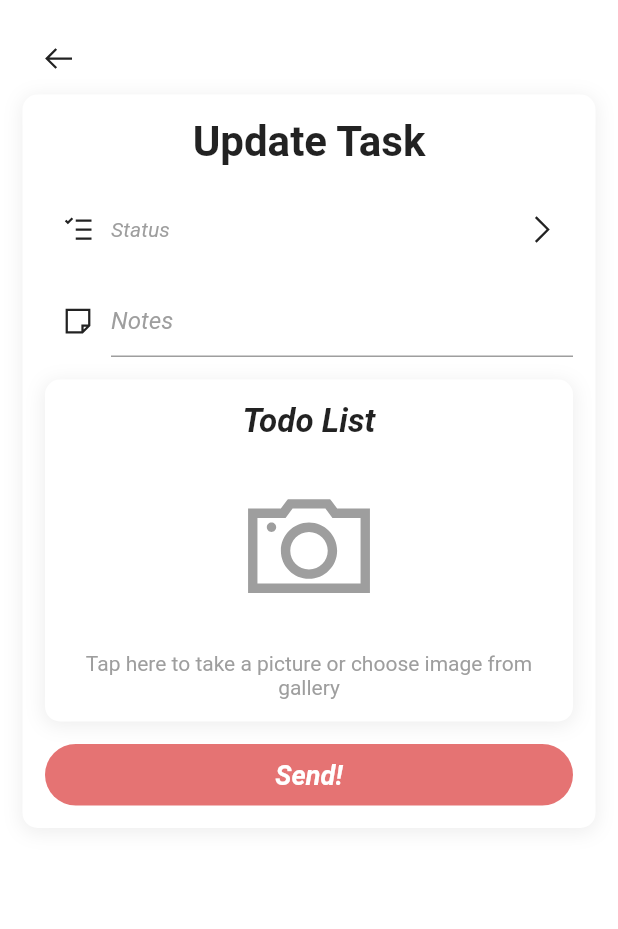
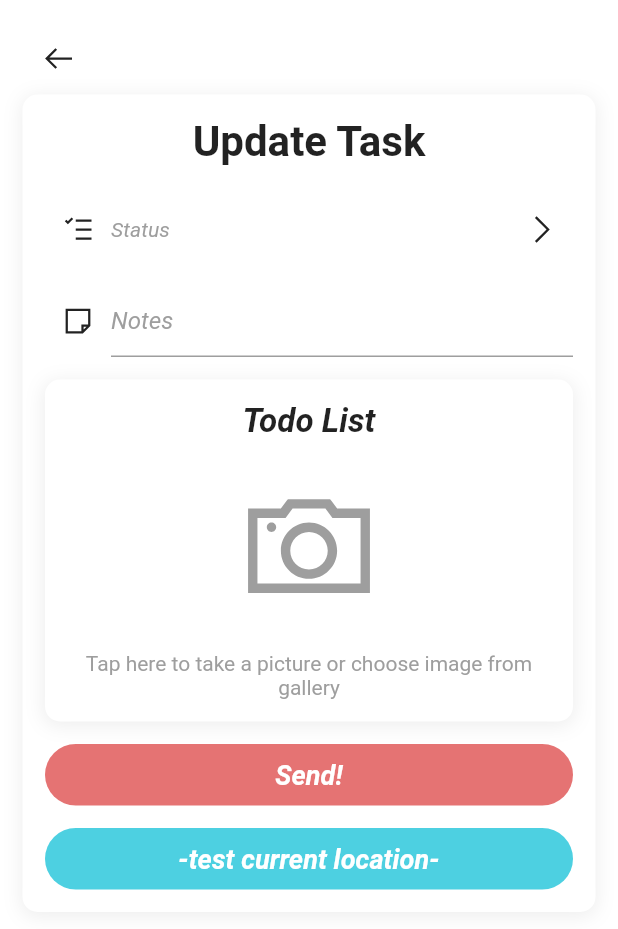
Before and after one commit to aditjoos/technician_app, a Flutter app: the ProceedTaskToCompletePage screen opened directly, on a phone screen of 412 x 824 dp. Shown: the top 929 px of the screen. Run offline on Flutter 3.47's test engine with Material 2 defaults, Android fonts, the phone set to English and light mode, and no system bars; our stand-ins replace geolocator, image_picker, line_awesome_icons, shared_preferences; accounts and stored records are empty.

```diff
--- a/lib/pages/ProceedTaskToComplete.dart
+++ b/lib/pages/ProceedTaskToComplete.dart
@@ -1,12 +1,12 @@
 import 'dart:io';
 
 import 'package:flutter/material.dart';
+import 'package:geolocator/geolocator.dart';
 import 'package:image_picker/image_picker.dart';
 import 'package:line_awesome_icons/line_awesome_icons.dart';
 import 'package:shared_preferences/shared_preferences.dart';
 import 'package:technician_app/components/Container.dart';
 import 'package:technician_app/components/Dialogs.dart';
-import 'package:technician_app/pages/TaskDetail.dart';
 
 class ProceedTaskToCompletePage extends StatefulWidget {
   @override
@@ -14,6 +14,9 @@ class ProceedTaskToCompletePage extends StatefulWidget {
 }
 
 class _ProceedTaskToCompletePageState extends State<ProceedTaskToCompletePage> {
+
+  bool bottomSheetIsOpened = false;
+  double bottomSheetHeight = 0;
 
   File _image;
 
@@ -59,11 +62,45 @@ class _ProceedTaskToCompletePageState extends State<ProceedTaskToCompletePage> {
     prefs.setBool('taskIsCompleted', true);
   }
 
+  _getCurrentLocation() async {
+    showDialog(
+      context: context,
+      barrierDismissible: false,
+      builder: (BuildContext context) => FunkyLoading()
+    );
+
+    final position = await Geolocator().getCurrentPosition(desiredAccuracy: LocationAccuracy.high);
+    Navigator.pop(context);
+
+    showDialog(
+      context: context,
+      barrierDismissible: false,
+      builder: (BuildContext context) => FunkyDialog(
+        Center(
+          child: Padding(padding: EdgeInsets.only(top: 15.0), child: Text('My location : '+position.toString()),),
+        ),
+        Container(
+          padding: EdgeInsets.all(10.0),
+          child: Row(
+            mainAxisAlignment: MainAxisAlignment.end,
+            children: <Widget>[
+              FlatButton(onPressed: () => Navigator.pop(context), child: Text('OK')),
+            ],
+          ),
+        ),
+        MainAxisSize.min
+      )
+    );
+  }
+
   @override
   Widget build(BuildContext context) {
     return Scaffold(
       backgroundColor: Colors.white,
-      body: SingleChildScrollView(
+      body: Stack(
+        children: <Widget>[
+          Positioned.fill(
+            child: SingleChildScrollView(
               physics: BouncingScrollPhysics(),
               child: Padding(
                 padding: const EdgeInsets.all(15.0),
@@ -94,7 +131,10 @@ class _ProceedTaskToCompletePageState extends State<ProceedTaskToCompletePage> {
                               icon: Icon(LineAwesomeIcons.tasks),
                               child: Text('Status', style: TextStyle(color: Colors.grey, fontStyle: FontStyle.italic), overflow: TextOverflow.fade,),
                               action: true,
-                        actionOnTap: (){},
+                              actionOnTap: () => setState(() {
+                                bottomSheetIsOpened = true;
+                                bottomSheetHeight = 145.0;
+                              }),
                             ),
                             SizedBox(height: 15.0,),
                             MyDetailContent(
@@ -217,7 +257,28 @@ class _ProceedTaskToCompletePageState extends State<ProceedTaskToCompletePage> {
                                   ),
                                 ),
                               ),
-                      )
+                            ),
+                            SizedBox(height: 15.0,),
+                            Container(
+                              width: double.infinity,
+                              decoration: BoxDecoration(
+                                color: Colors.cyan[300],
+                                borderRadius: BorderRadius.circular(30.0)
+                              ),
+                              child: Material(
+                                color: Colors.transparent,
+                                child: InkWell(
+                                  onTap: () {
+                                    _getCurrentLocation();
+                                  },
+                                  borderRadius: BorderRadius.circular(30.0),
+                                  child: Padding(
+                                    padding: EdgeInsets.all(10.0),
+                                    child: Center(child: Text('-test current location-', style: TextStyle(fontWeight: FontWeight.w600, fontSize: 18.0, fontStyle: FontStyle.italic, color: Colors.white),)),
+                                  ),
+                                ),
+                              ),
+                            ),
                           ],
                         ),
                       ),
@@ -225,6 +286,68 @@ class _ProceedTaskToCompletePageState extends State<ProceedTaskToCompletePage> {
                   ],
                 ),
               ),
+            ),
+          ),
+          bottomSheetIsOpened ? Positioned.fill(
+            child: GestureDetector(
+              onTap: () => setState(() {
+                bottomSheetIsOpened = false;
+                bottomSheetHeight = 0;
+              }),
+              child: Container(color: Colors.black45,)),
+          ) : Container(),
+          Positioned(
+            bottom: 0,
+            left: 0,
+            right: 0,
+            child: AnimatedContainer(
+              duration: Duration(milliseconds: 800),
+              curve: Curves.easeInOutCirc,
+              height: bottomSheetHeight,
+              padding: EdgeInsets.all(15.0),
+              decoration: BoxDecoration(
+                borderRadius: BorderRadius.vertical(top: Radius.circular(25.0)),
+                color: Colors.white,
+              ),
+              child: Center(
+                child: SingleChildScrollView(
+                  child: Column(
+                    children: <Widget>[
+                      Material(
+                        color: Colors.transparent,
+                        child: InkWell(
+                          onTap: () => setState(() {
+                            bottomSheetIsOpened = false;
+                            bottomSheetHeight = 0;
+                          }),
+                          borderRadius: BorderRadius.circular(30.0),
+                          child: Padding(
+                            padding: EdgeInsets.all(10.0),
+                            child: Center(child: Text('Item 1', style: TextStyle(fontWeight: FontWeight.w600, fontSize: 16.0, color: Colors.black),)),
+                          ),
+                        ),
+                      ),
+                      Material(
+                        color: Colors.transparent,
+                        child: InkWell(
+                          onTap: () => setState(() {
+                            bottomSheetIsOpened = false;
+                            bottomSheetHeight = 0;
+                          }),
+                          borderRadius: BorderRadius.circular(30.0),
+                          child: Padding(
+                            padding: EdgeInsets.all(10.0),
+                            child: Center(child: Text('Item 2', style: TextStyle(fontWeight: FontWeight.w600, fontSize: 16.0, color: Colors.black),)),
+                          ),
+                        ),
+                      ),
+                    ],
+                  ),
+                ),
+              ),
+            ),
+          )
+        ],
       ),
     );
   }
--- a/pubspec.yaml
+++ b/pubspec.yaml
@@ -33,6 +33,12 @@ dependencies:
 dev_dependencies:
   flutter_test:
     sdk: flutter
+  flutter_launcher_icons: "^0.7.3"
+
+flutter_icons:
+  android: "launcher_icon"
+  ios: true
+  image_path: "assets/icons/launcher_icon.png"
 
 
 # For information on the generic Dart part of this file, see the
```
Also changed, not shown: assets/icons/launcher_icon.png (added), pubspec.lock, 29 other files. Lines whose indentation alone changed are shown as unchanged.
